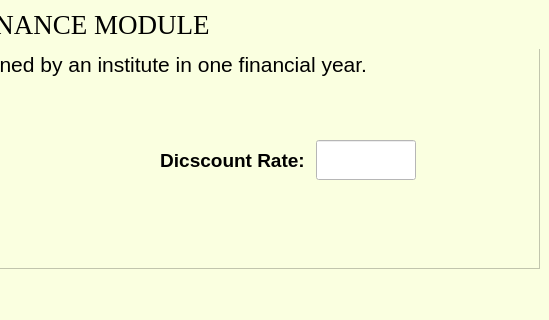
First picture: the form in ui_files/finance_module/starting_screen.ui, repository Ris-code/institutional_benchmarking_model, before the edit; both pictures show x 369 to 918 and y 85 to 405 of the 918 by 583 pixel window.
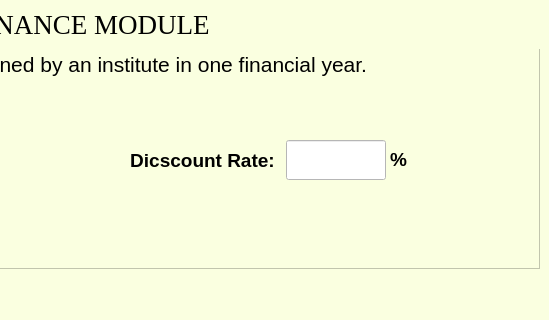
Second picture: the form after the edit.

Commit message: Modified Finance Module and GUI - Fixed year change - Years in sorted order in data.json - Updated gitignore for data.json

Patch:
```diff
--- a/ui_files/finance_module/starting_screen.ui
+++ b/ui_files/finance_module/starting_screen.ui
@@ -338,7 +338,7 @@
       <widget class="QWidget" name="layoutWidget_2">
        <property name="geometry">
         <rect>
-         <x>470</x>
+         <x>440</x>
          <y>170</y>
          <width>307</width>
          <height>42</height>
@@ -430,6 +430,55 @@
         </item>
        </layout>
       </widget>
+      <widget class="QLabel" name="label_discount_rate_2">
+       <property name="geometry">
+        <rect>
+         <x>750</x>
+         <y>170</y>
+         <width>40</width>
+         <height>40</height>
+        </rect>
+       </property>
+       <property name="sizePolicy">
+        <sizepolicy hsizetype="Preferred" vsizetype="Preferred">
+         <horstretch>0</horstretch>
+         <verstretch>0</verstretch>
+        </sizepolicy>
+       </property>
+       <property name="minimumSize">
+        <size>
+         <width>40</width>
+         <height>40</height>
+        </size>
+       </property>
+       <property name="maximumSize">
+        <size>
+         <width>40</width>
+         <height>40</height>
+        </size>
+       </property>
+       <property name="font">
+        <font>
+         <family>Arial</family>
+         <pointsize>14</pointsize>
+         <weight>75</weight>
+         <italic>false</italic>
+         <bold>true</bold>
+        </font>
+       </property>
+       <property name="styleSheet">
+        <string notr="true"/>
+       </property>
+       <property name="text">
+        <string>%</string>
+       </property>
+       <property name="alignment">
+        <set>Qt::AlignLeading|Qt::AlignLeft|Qt::AlignVCenter</set>
+       </property>
+       <property name="wordWrap">
+        <bool>false</bool>
+       </property>
+      </widget>
      </widget>
     </item>
     <item alignment="Qt::AlignHCenter">
```
The commit also changes 6 other files.
